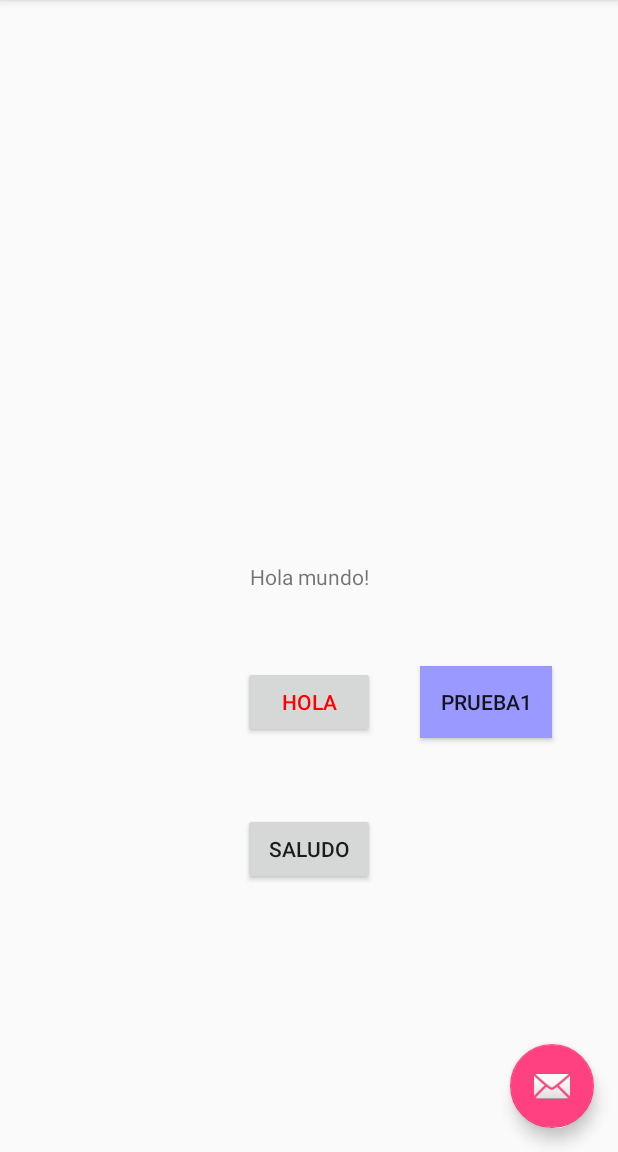
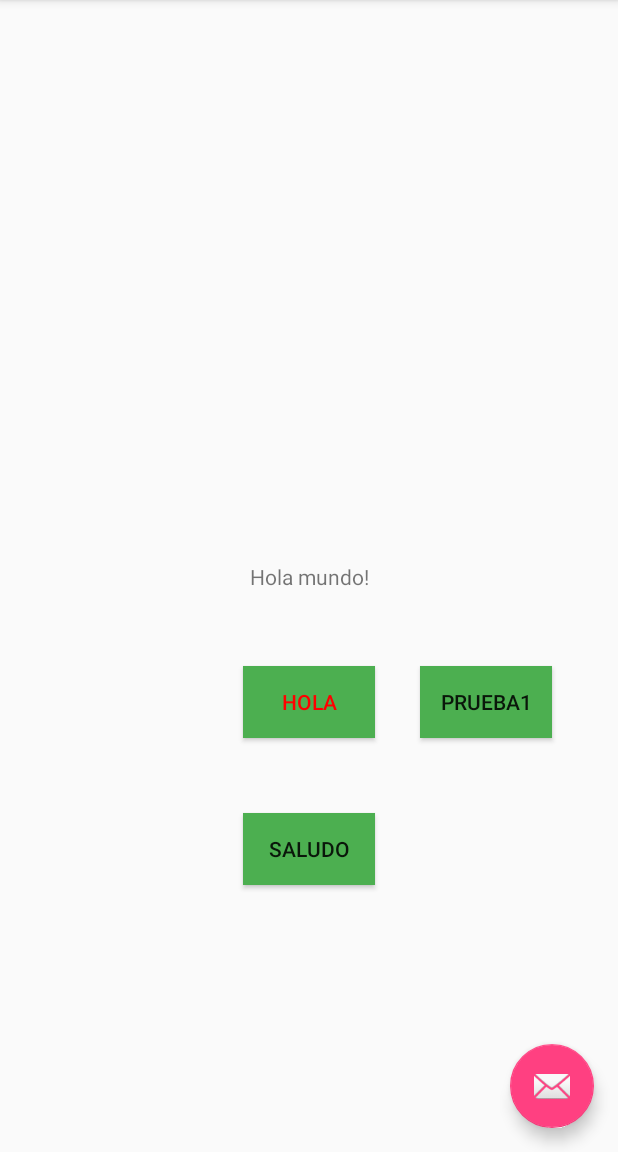
Before and after one commit to William-ST/____TareaVersionesWST____, an Android app: the screen it shows after launch (MainActivity), on a phone screen of 412 x 824 dp, the part 84-1236 px from its top. Run offline under Robolectric (Android 15) with nearby library versions, the phone set to English and light mode, and no system bars.

Commit message:
change background color

```diff
--- a/app/src/main/res/layout/content_main.xml
+++ b/app/src/main/res/layout/content_main.xml
@@ -27,7 +27,8 @@
         app:layout_constraintLeft_toLeftOf="parent"
         app:layout_constraintRight_toRightOf="parent"
         android:layout_marginTop="50dp"
-        android:textColor="@color/colorRed"/>
+        android:textColor="@color/colorRed"
+        android:background="@color/background_button"/>
 
     <Button
         android:layout_width="wrap_content"
@@ -36,7 +37,8 @@
         app:layout_constraintTop_toBottomOf="@id/btn_hello"
         app:layout_constraintLeft_toLeftOf="parent"
         app:layout_constraintRight_toRightOf="parent"
-        android:layout_marginTop="50dp" />
+        android:layout_marginTop="50dp"
+        android:background="@color/background_button"/>
 
     <Button
         android:layout_width="wrap_content"
@@ -46,6 +48,6 @@
         app:layout_constraintLeft_toRightOf="@+id/btn_hello"
         android:layout_marginLeft="30dp"
         android:layout_marginTop="50dp"
-        android:background="@color/azul"/>
+        android:background="@color/background_button"/>
 
 </android.support.constraint.ConstraintLayout>
--- a/app/src/main/res/values/colors.xml
+++ b/app/src/main/res/values/colors.xml
@@ -8,4 +8,7 @@
 
     <color name="rojo">#ff0000</color>
     <color name="azul">#9999ff</color>
+
+    <color name="background_button">#4CAF50</color>
+
 </resources>
```
